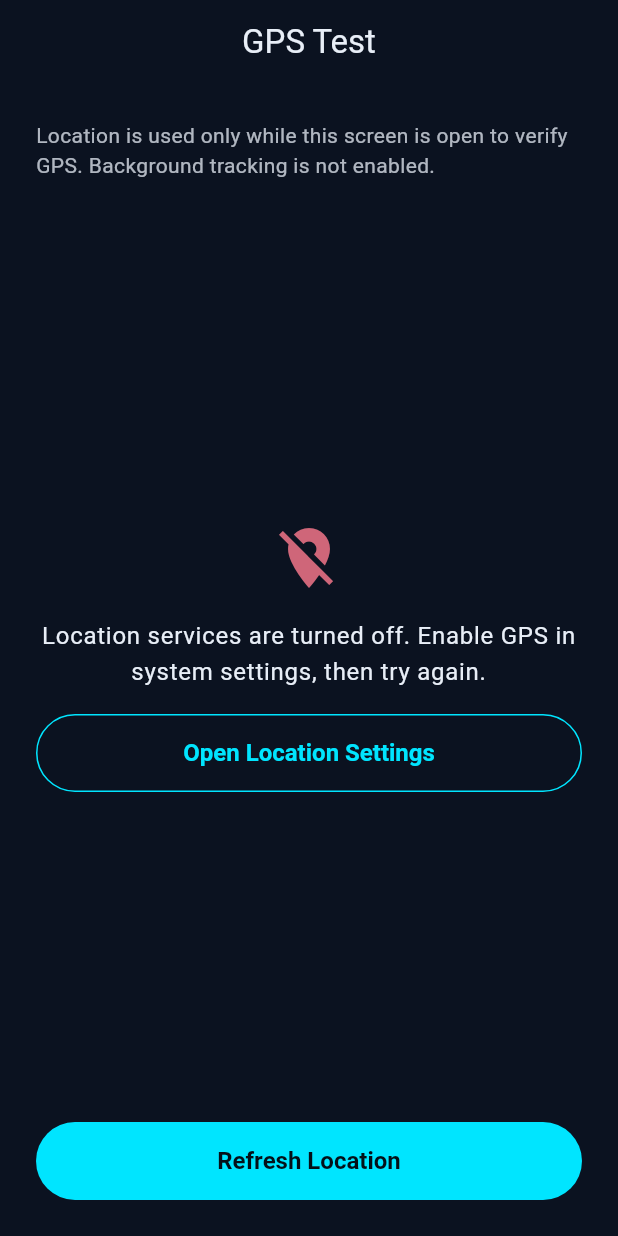
After one commit to MNajamulHassan/nexus, a Flutter app: the GpsTestScreen screen opened by its route, after a tap on "Open Location Settings", on a phone screen of 412 x 824 dp. The commit adds this screen. Run offline on Flutter 3.47's test engine with Material 3 defaults, Android fonts, the phone set to English and light mode, and no system bars; our stand-ins replace flutter_riverpod, geolocator, go_router, supabase_flutter; missing offline and left inert: mapbox_maps_flutter; accounts and stored records are empty.

Commit message:
feat: add foreground GPS diagnostics

```diff
--- a/lib/app/router.dart
+++ b/lib/app/router.dart
@@ -1,6 +1,7 @@
 import 'package:flutter_riverpod/flutter_riverpod.dart';
 import 'package:go_router/go_router.dart';
 
+import '../features/gps_test/gps_test_screen.dart';
 import '../features/home/home_screen.dart';
 
 final routerProvider = Provider<GoRouter>((ref) {
@@ -12,6 +13,11 @@ final routerProvider = Provider<GoRouter>((ref) {
         name: 'home',
         builder: (context, state) => const HomeScreen(),
       ),
+      GoRoute(
+        path: '/gps-test',
+        name: 'gpsTest',
+        builder: (context, state) => const GpsTestScreen(),
+      ),
     ],
   );
 
--- /dev/null
+++ b/lib/core/location/location_models.dart
@@ -0,0 +1,46 @@
+enum LocationErrorKind {
+  servicesDisabled,
+  permissionDenied,
+  permissionDeniedForever,
+  timeout,
+  unknown,
+}
+
+enum LocationPrecision { precise, approximate, unknown }
+
+class AppLocation {
+  const AppLocation({
+    required this.latitude,
+    required this.longitude,
+    required this.timestamp,
+    required this.precision,
+    this.accuracyMeters,
+    this.altitudeMeters,
+    this.speedMetersPerSecond,
+  });
+
+  final double latitude;
+  final double longitude;
+  final DateTime timestamp;
+  final LocationPrecision precision;
+  final double? accuracyMeters;
+  final double? altitudeMeters;
+  final double? speedMetersPerSecond;
+}
+
+sealed class LocationResult {
+  const LocationResult();
+}
+
+class LocationFix extends LocationResult {
+  const LocationFix(this.location);
+
+  final AppLocation location;
+}
+
+class LocationError extends LocationResult {
+  const LocationError({required this.kind, required this.message});
+
+  final LocationErrorKind kind;
+  final String message;
+}
--- /dev/null
+++ b/lib/core/location/location_permissions.dart
@@ -0,0 +1,29 @@
+import 'package:geolocator/geolocator.dart';
+
+class LocationPermissions {
+  const LocationPermissions();
+
+  Future<bool> isServiceEnabled() {
+    return Geolocator.isLocationServiceEnabled();
+  }
+
+  Future<LocationPermission> check() {
+    return Geolocator.checkPermission();
+  }
+
+  Future<LocationPermission> request() {
+    return Geolocator.requestPermission();
+  }
+
+  Future<LocationAccuracyStatus> accuracyStatus() {
+    return Geolocator.getLocationAccuracy();
+  }
+
+  Future<bool> openAppSettings() {
+    return Geolocator.openAppSettings();
+  }
+
+  Future<bool> openLocationSettings() {
+    return Geolocator.openLocationSettings();
+  }
+}
--- /dev/null
+++ b/lib/core/location/location_service.dart
@@ -0,0 +1,130 @@
+import 'dart:async';
+
+import 'package:geolocator/geolocator.dart';
+
+import 'location_models.dart';
+import 'location_permissions.dart';
+
+class LocationService {
+  const LocationService({
+    this.permissions = const LocationPermissions(),
+  });
+
+  final LocationPermissions permissions;
+
+  static const _locationSettings = LocationSettings(
+    accuracy: LocationAccuracy.high,
+    timeLimit: Duration(seconds: 20),
+  );
+
+  Future<LocationResult> getCurrentLocation() async {
+    try {
+      final serviceEnabled = await permissions.isServiceEnabled();
+      if (!serviceEnabled) {
+        return const LocationError(
+          kind: LocationErrorKind.servicesDisabled,
+          message:
+              'Location services are turned off. Enable GPS in system settings, then try again.',
+        );
+      }
+
+      var permission = await permissions.check();
+      if (permission == LocationPermission.denied) {
+        permission = await permissions.request();
+      }
+
+      if (permission == LocationPermission.denied) {
+        return const LocationError(
+          kind: LocationErrorKind.permissionDenied,
+          message:
+              'Location permission was denied. Nexus needs location while the app is open to read your GPS position.',
+        );
+      }
+
+      if (permission == LocationPermission.deniedForever) {
+        return const LocationError(
+          kind: LocationErrorKind.permissionDeniedForever,
+          message:
+              'Location permission is permanently denied. Open app settings and allow location access, then try again.',
+        );
+      }
+
+      if (permission == LocationPermission.unableToDetermine) {
+        return const LocationError(
+          kind: LocationErrorKind.unknown,
+          message: 'Could not determine location permission status.',
+        );
+      }
+
+      final position = await Geolocator.getCurrentPosition(
+        locationSettings: _locationSettings,
+      );
+      final precision = await _readPrecision();
+
+      return LocationFix(_toAppLocation(position, precision));
+    } on LocationServiceDisabledException {
+      return const LocationError(
+        kind: LocationErrorKind.servicesDisabled,
+        message:
+            'Location services are turned off. Enable GPS in system settings, then try again.',
+      );
+    } on PermissionDeniedException {
+      return const LocationError(
+        kind: LocationErrorKind.permissionDenied,
+        message:
+            'Location permission was denied. Nexus needs location while the app is open to read your GPS position.',
+      );
+    } on TimeoutException {
+      return const LocationError(
+        kind: LocationErrorKind.timeout,
+        message:
+            'Timed out waiting for a GPS fix. Move outdoors or wait for a clearer signal, then refresh.',
+      );
+    } on PermissionRequestInProgressException {
+      return const LocationError(
+        kind: LocationErrorKind.unknown,
+        message: 'A location permission request is already in progress.',
+      );
+    } on PermissionDefinitionsNotFoundException {
+      return const LocationError(
+        kind: LocationErrorKind.unknown,
+        message:
+            'Android location permissions are missing from the app manifest.',
+      );
+    } catch (error) {
+      return LocationError(
+        kind: LocationErrorKind.unknown,
+        message: 'Could not read location: $error',
+      );
+    }
+  }
+
+  Future<bool> openAppSettings() => permissions.openAppSettings();
+
+  Future<bool> openLocationSettings() => permissions.openLocationSettings();
+
+  Future<LocationPrecision> _readPrecision() async {
+    try {
+      final status = await permissions.accuracyStatus();
+      return switch (status) {
+        LocationAccuracyStatus.precise => LocationPrecision.precise,
+        LocationAccuracyStatus.reduced => LocationPrecision.approximate,
+        LocationAccuracyStatus.unknown => LocationPrecision.unknown,
+      };
+    } catch (_) {
+      return LocationPrecision.unknown;
+    }
+  }
+
+  AppLocation _toAppLocation(Position position, LocationPrecision precision) {
+    return AppLocation(
+      latitude: position.latitude,
+      longitude: position.longitude,
+      timestamp: position.timestamp.toLocal(),
+      precision: precision,
+      accuracyMeters: position.hasAccuracy ? position.accuracy : null,
+      altitudeMeters: position.hasAltitude ? position.altitude : null,
+      speedMetersPerSecond: position.hasSpeed ? position.speed : null,
+    );
+  }
+}
--- /dev/null
+++ b/lib/features/gps_test/gps_test_screen.dart
@@ -0,0 +1,236 @@
+import 'package:flutter/material.dart';
+import 'package:flutter_riverpod/flutter_riverpod.dart';
+
+import '../../core/location/location_models.dart';
+import '../../core/location/location_service.dart';
+
+final locationServiceProvider = Provider<LocationService>((ref) {
+  return const LocationService();
+});
+
+class GpsTestScreen extends ConsumerStatefulWidget {
+  const GpsTestScreen({super.key});
+
+  @override
+  ConsumerState<GpsTestScreen> createState() => _GpsTestScreenState();
+}
+
+class _GpsTestScreenState extends ConsumerState<GpsTestScreen> {
+  bool _loading = false;
+  LocationResult? _result;
+
+  @override
+  void initState() {
+    super.initState();
+    WidgetsBinding.instance.addPostFrameCallback((_) {
+      _refreshLocation();
+    });
+  }
+
+  Future<void> _refreshLocation() async {
+    if (_loading) {
+      return;
+    }
+
+    setState(() {
+      _loading = true;
+    });
+
+    final result = await ref.read(locationServiceProvider).getCurrentLocation();
+    if (!mounted) {
+      return;
+    }
+
+    setState(() {
+      _loading = false;
+      _result = result;
+    });
+  }
+
+  Future<void> _openSettings(Future<bool> Function() open) async {
+    await open();
+  }
+
+  @override
+  Widget build(BuildContext context) {
+    final colors = Theme.of(context).colorScheme;
+
+    return Scaffold(
+      appBar: AppBar(title: const Text('GPS Test')),
+      body: SafeArea(
+        child: Padding(
+          padding: const EdgeInsets.all(24),
+          child: Column(
+            crossAxisAlignment: CrossAxisAlignment.stretch,
+            children: [
+              Text(
+                'Location is used only while this screen is open to verify GPS. Background tracking is not enabled.',
+                style: Theme.of(context).textTheme.bodyMedium?.copyWith(
+                  color: colors.onSurface.withValues(alpha: 0.75),
+                ),
+              ),
+              const SizedBox(height: 24),
+              Expanded(child: _buildBody(context)),
+              const SizedBox(height: 16),
+              FilledButton(
+                onPressed: _loading ? null : _refreshLocation,
+                child: Text(_loading ? 'Reading location…' : 'Refresh Location'),
+              ),
+            ],
+          ),
+        ),
+      ),
+    );
+  }
+
+  Widget _buildBody(BuildContext context) {
+    if (_loading && _result == null) {
+      return const Center(child: CircularProgressIndicator());
+    }
+
+    return switch (_result) {
+      null => const Center(child: Text('No location yet.')),
+      LocationFix(:final location) => _LocationDetails(location: location),
+      LocationError(:final kind, :final message) => _ErrorState(
+        message: message,
+        actionLabel: switch (kind) {
+          LocationErrorKind.servicesDisabled => 'Open Location Settings',
+          LocationErrorKind.permissionDeniedForever => 'Open App Settings',
+          _ => null,
+        },
+        onAction: switch (kind) {
+          LocationErrorKind.servicesDisabled => () {
+            _openSettings(ref.read(locationServiceProvider).openLocationSettings);
+          },
+          LocationErrorKind.permissionDeniedForever => () {
+            _openSettings(ref.read(locationServiceProvider).openAppSettings);
+          },
+          _ => null,
+        },
+      ),
+    };
+  }
+}
+
+class _LocationDetails extends StatelessWidget {
+  const _LocationDetails({required this.location});
+
+  final AppLocation location;
+
+  @override
+  Widget build(BuildContext context) {
+    return ListView(
+      children: [
+        _ValueRow(label: 'Latitude', value: location.latitude.toStringAsFixed(6)),
+        _ValueRow(label: 'Longitude', value: location.longitude.toStringAsFixed(6)),
+        _ValueRow(
+          label: 'Accuracy',
+          value: location.accuracyMeters == null
+              ? 'Unavailable'
+              : '${location.accuracyMeters!.toStringAsFixed(1)} m',
+        ),
+        _ValueRow(
+          label: 'Altitude',
+          value: location.altitudeMeters == null
+              ? 'Unavailable'
+              : '${location.altitudeMeters!.toStringAsFixed(1)} m',
+        ),
+        _ValueRow(
+          label: 'Speed',
+          value: location.speedMetersPerSecond == null
+              ? 'Unavailable'
+              : '${location.speedMetersPerSecond!.toStringAsFixed(1)} m/s',
+        ),
+        _ValueRow(label: 'Timestamp', value: _formatTimestamp(location.timestamp)),
+        _ValueRow(label: 'Precision', value: _precisionLabel(location.precision)),
+      ],
+    );
+  }
+
+  String _formatTimestamp(DateTime timestamp) {
+    final local = timestamp.toLocal();
+    final date =
+        '${local.year.toString().padLeft(4, '0')}-'
+        '${local.month.toString().padLeft(2, '0')}-'
+        '${local.day.toString().padLeft(2, '0')}';
+    final time =
+        '${local.hour.toString().padLeft(2, '0')}:'
+        '${local.minute.toString().padLeft(2, '0')}:'
+        '${local.second.toString().padLeft(2, '0')}';
+    return '$date $time';
+  }
+
+  String _precisionLabel(LocationPrecision precision) {
+    return switch (precision) {
+      LocationPrecision.precise => 'Precise',
+      LocationPrecision.approximate => 'Approximate',
+      LocationPrecision.unknown => 'Unknown',
+    };
+  }
+}
+
+class _ValueRow extends StatelessWidget {
+  const _ValueRow({required this.label, required this.value});
+
+  final String label;
+  final String value;
+
+  @override
+  Widget build(BuildContext context) {
+    final theme = Theme.of(context);
+
+    return Padding(
+      padding: const EdgeInsets.only(bottom: 16),
+      child: Column(
+        crossAxisAlignment: CrossAxisAlignment.start,
+        children: [
+          Text(
+            label.toUpperCase(),
+            style: theme.textTheme.labelSmall?.copyWith(
+              letterSpacing: 1.2,
+              color: theme.colorScheme.primary,
+            ),
+          ),
+          const SizedBox(height: 4),
+          Text(value, style: theme.textTheme.titleMedium),
+        ],
+      ),
+    );
+  }
+}
+
+class _ErrorState extends StatelessWidget {
+  const _ErrorState({
+    required this.message,
+    this.actionLabel,
+    this.onAction,
+  });
+
+  final String message;
+  final String? actionLabel;
+  final VoidCallback? onAction;
+
+  @override
+  Widget build(BuildContext context) {
+    final colors = Theme.of(context).colorScheme;
+
+    return Center(
+      child: Column(
+        mainAxisSize: MainAxisSize.min,
+        children: [
+          Icon(Icons.location_off, size: 48, color: colors.error),
+          const SizedBox(height: 16),
+          Text(
+            message,
+            textAlign: TextAlign.center,
+            style: Theme.of(context).textTheme.bodyLarge,
+          ),
+          if (actionLabel != null && onAction != null) ...[
+            const SizedBox(height: 16),
+            OutlinedButton(onPressed: onAction, child: Text(actionLabel!)),
+          ],
+        ],
+      ),
+    );
+  }
+}
--- a/lib/features/home/home_screen.dart
+++ b/lib/features/home/home_screen.dart
@@ -1,4 +1,5 @@
 import 'package:flutter/material.dart';
+import 'package:go_router/go_router.dart';
 
 class HomeScreen extends StatelessWidget {
   const HomeScreen({super.key});
@@ -30,6 +31,11 @@ class HomeScreen extends StatelessWidget {
                 onPressed: () {},
                 child: const Text('Join Game'),
               ),
+              const SizedBox(height: 16),
+              OutlinedButton(
+                onPressed: () => context.push('/gps-test'),
+                child: const Text('GPS Test'),
+              ),
               const Spacer(),
             ],
           ),
```
Also changed, not shown: 2 other files.
